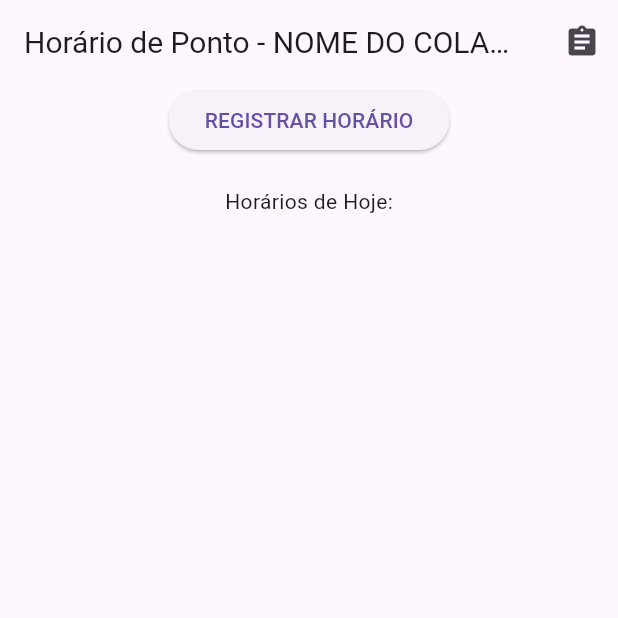
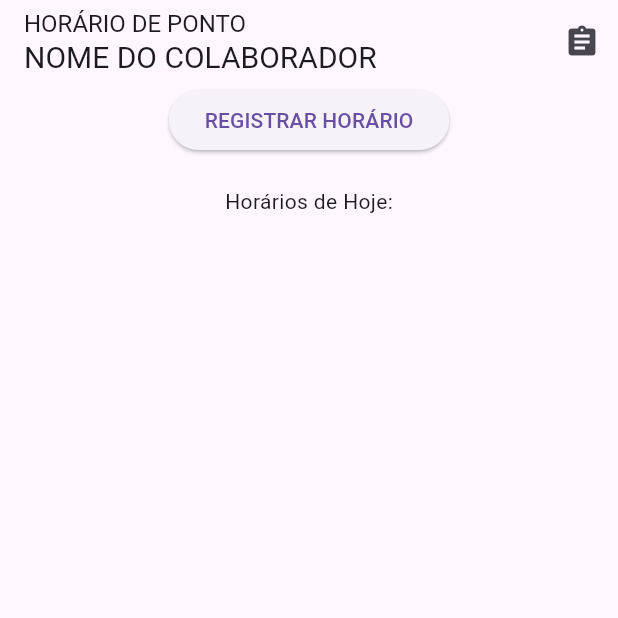
Before and after one commit to zu-project/PontoSimples, a Flutter app: the screen it shows after launch, on a phone screen of 412 x 824 dp, the top half of it. Run offline on Flutter 3.47's test engine with Material 3 defaults, Android fonts, the phone set to English and light mode, and no system bars; our stand-ins replace geocoding, geolocator, google_mobile_ads, pdf, permission_handler, printing and 3 more; missing offline and left inert: excel; accounts and stored records are empty; network calls fail.

Commit message:
adicionado pub

```diff
--- a/lib/main.dart
+++ b/lib/main.dart
@@ -1,7 +1,10 @@
 import 'package:flutter/material.dart';
 import 'package:pontocerto/screens/tela_inicial.dart';
+import 'package:google_mobile_ads/google_mobile_ads.dart';
 
 void main() {
+  WidgetsFlutterBinding.ensureInitialized();
+  MobileAds.instance.initialize();
   runApp(MyApp());
 }
 
--- a/lib/screens/tela_inicial.dart
+++ b/lib/screens/tela_inicial.dart
@@ -7,7 +7,8 @@ import 'package:pontocerto/widgets/botao_registrar.dart';
 import 'package:pontocerto/screens/tela_relatorio.dart';
 import 'package:geolocator/geolocator.dart';
 import 'package:permission_handler/permission_handler.dart';
-import 'package:shared_preferences/shared_preferences.dart'; // Adicionar esta importação
+import 'package:shared_preferences/shared_preferences.dart';
+import 'package:google_mobile_ads/google_mobile_ads.dart'; // Adicionar esta importação
 
 class TelaInicial extends StatefulWidget {
   @override
@@ -20,17 +21,42 @@ class _TelaInicialState extends State<TelaInicial> {
   List<Ponto> pontosDoDia = [];
   String? _cidadeExibida;
   final TextEditingController _cidadeController = TextEditingController();
-  String _nomeColaborador = "NOME DO COLABORADOR"; // Variável para o nome do colaborador
-  final TextEditingController _nomeController = TextEditingController(); // Controlador para edição do nome
+  String _nomeColaborador = "NOME DO COLABORADOR";
+  final TextEditingController _nomeController = TextEditingController();
+
+  // Variáveis para o banner do AdMob
+  BannerAd? _bannerAd;
+  bool _isAdLoaded = false;
 
   @override
   void initState() {
     super.initState();
     _carregarPontosDoDia();
-    _carregarNomeColaborador(); // Carregar o nome salvo ao iniciar
+    _carregarNomeColaborador();
+    _initAd(); // Inicializar o anúncio
   }
 
-  // Carregar o nome do colaborador salvo
+  // Inicializar o banner do AdMob
+  void _initAd() {
+    _bannerAd = BannerAd(
+      adUnitId: 'ca-app-pub-5008862023821727/3365906652', // Substitua pelo seu Ad Unit ID real
+      size: AdSize.banner, // Tamanho padrão do banner (320x50)
+      request: AdRequest(),
+      listener: BannerAdListener(
+        onAdLoaded: (Ad ad) {
+          setState(() {
+            _isAdLoaded = true;
+          });
+        },
+        onAdFailedToLoad: (Ad ad, LoadAdError error) {
+          print('Falha ao carregar o anúncio: $error');
+          ad.dispose();
+        },
+      ),
+    );
+    _bannerAd!.load(); // Carregar o anúncio
+  }
+
   Future<void> _carregarNomeColaborador() async {
     final prefs = await SharedPreferences.getInstance();
     setState(() {
@@ -39,7 +65,6 @@ class _TelaInicialState extends State<TelaInicial> {
     });
   }
 
-  // Salvar o nome do colaborador
   Future<void> _salvarNomeColaborador(String nome) async {
     final prefs = await SharedPreferences.getInstance();
     await prefs.setString('nomeColaborador', nome);
@@ -48,7 +73,6 @@ class _TelaInicialState extends State<TelaInicial> {
     });
   }
 
-  // Exibir diálogo para editar o nome
   Future<void> _exibirDialogoNome() async {
     return showDialog<void>(
       context: context,
@@ -116,7 +140,6 @@ class _TelaInicialState extends State<TelaInicial> {
           _cidadeExibida = cidade;
         }
         _cidadeController.text = _cidadeExibida ?? "";
-
         _exibirDialogoConfirmacao(position.latitude, position.longitude);
       } else {
         _exibirMensagem('Não foi possível obter a localização.');
@@ -175,14 +198,24 @@ class _TelaInicialState extends State<TelaInicial> {
   }
 
   @override
+  void dispose() {
+    _bannerAd?.dispose(); // Liberar o anúncio ao descartar a tela
+    super.dispose();
+  }
+
+  @override
   Widget build(BuildContext context) {
     return Scaffold(
       appBar: AppBar(
         title: GestureDetector(
-          onTap: _exibirDialogoNome, // Abrir diálogo ao clicar no texto
-          child: Text(
-            'Horário de Ponto - $_nomeColaborador',
-            style: TextStyle(fontSize: 20),
+          onTap: _exibirDialogoNome,
+          child: Column(
+            mainAxisSize: MainAxisSize.min,
+            crossAxisAlignment: CrossAxisAlignment.start,
+            children: [
+              Text('HORÁRIO DE PONTO', style: TextStyle(fontSize: 16)),
+              Text(_nomeColaborador, style: TextStyle(fontSize: 20)),
+            ],
           ),
         ),
         actions: [
@@ -192,7 +225,7 @@ class _TelaInicialState extends State<TelaInicial> {
               Navigator.push(
                 context,
                 MaterialPageRoute(
-                  builder: (context) => TelaRelatorio(nomeColaborador: _nomeColaborador), // Passar o nome para TelaRelatorio
+                  builder: (context) => TelaRelatorio(nomeColaborador: _nomeColaborador),
                 ),
               );
             },
@@ -201,6 +234,9 @@ class _TelaInicialState extends State<TelaInicial> {
       ),
       body: RefreshIndicator(
         onRefresh: _carregarPontosDoDia,
+        child: Column(
+          children: [
+            Expanded(
               child: Center(
                 child: Column(
                   mainAxisAlignment: MainAxisAlignment.center,
@@ -224,6 +260,17 @@ class _TelaInicialState extends State<TelaInicial> {
                 ),
               ),
             ),
+            // Adicionar o banner na parte inferior
+            if (_isAdLoaded && _bannerAd != null)
+              Container(
+                alignment: Alignment.center,
+                width: _bannerAd!.size.width.toDouble(),
+                height: _bannerAd!.size.height.toDouble(),
+                child: AdWidget(ad: _bannerAd!),
+              ),
+          ],
+        ),
+      ),
     );
   }
 }
--- a/pubspec.yaml
+++ b/pubspec.yaml
@@ -42,6 +42,7 @@ dependencies:
   share_plus: ^10.1.4 # ou a versão mais recente
   excel: ^4.0.6 # Ou a versão mais recente
   shared_preferences: ^2.2.0
+  google_mobile_ads: ^5.3.1  # Use a versão mais recente disponível
 
 
   # The following adds the Cupertino Icons font to your application.
```
Also changed, not shown: pubspec.lock, 3 other files. Lines whose indentation alone changed are shown as unchanged.
